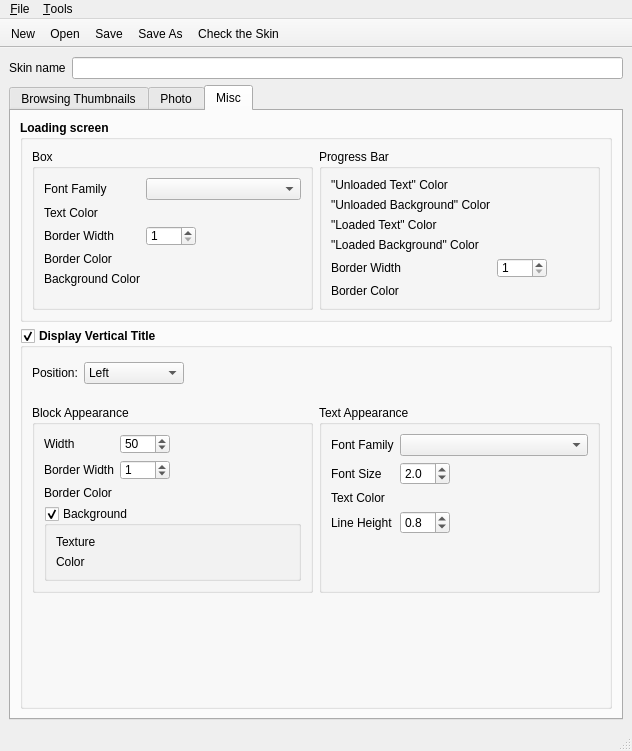
Above: src/ui/WinSkinDesigner.ui from Pixinn/ezwebgallery before the change. Below: the same form after it.
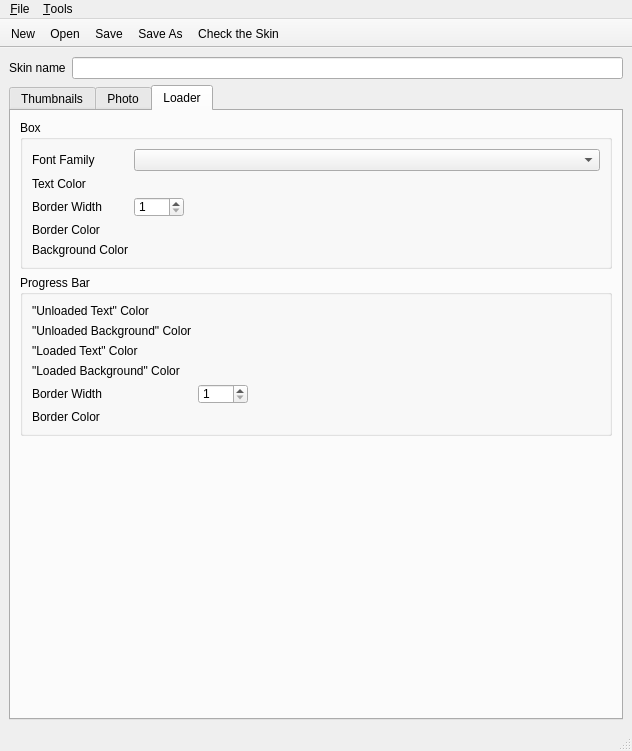
That is the form after the change. The open tabs and pages were chosen to show the change. Icons and pictures are not drawn. Custom widgets are drawn as their Qt base class.

Commit message: + Vertical mosaic

Patch:
```diff
--- a/src/ui/WinSkinDesigner.ui
+++ b/src/ui/WinSkinDesigner.ui
@@ -39,7 +39,7 @@
       </property>
       <widget class="QWidget" name="tab_Thumbnails">
        <attribute name="title">
-        <string>Browsing Thumbnails</string>
+        <string>Thumbnails</string>
        </attribute>
        <layout class="QVBoxLayout" name="verticalLayout_5">
         <item>
@@ -78,6 +78,112 @@
           </layout>
          </widget>
         </item>
+        <item>
+         <widget class="QGroupBox" name="groupBox_GalleryTitle">
+          <property name="font">
+           <font>
+            <weight>50</weight>
+            <bold>false</bold>
+           </font>
+          </property>
+          <property name="title">
+           <string>Gallery Title</string>
+          </property>
+          <layout class="QVBoxLayout" name="verticalLayout_8">
+           <item>
+            <layout class="QFormLayout" name="formLayout_4">
+             <property name="fieldGrowthPolicy">
+              <enum>QFormLayout::AllNonFixedFieldsGrow</enum>
+             </property>
+             <item row="0" column="0">
+              <widget class="QLabel" name="label_VTitle_FontFamily">
+               <property name="text">
+                <string>Font Family</string>
+               </property>
+              </widget>
+             </item>
+             <item row="0" column="1">
+              <widget class="QComboBox" name="comboBox_VTitleText_FontFamily"/>
+             </item>
+             <item row="1" column="0">
+              <widget class="QLabel" name="label_VTitle_FontSize">
+               <property name="text">
+                <string>Font Size</string>
+               </property>
+              </widget>
+             </item>
+             <item row="1" column="1">
+              <widget class="QDoubleSpinBox" name="doubleSpinBox_VTitle_FontSize">
+               <property name="maximumSize">
+                <size>
+                 <width>50</width>
+                 <height>16777215</height>
+                </size>
+               </property>
+               <property name="decimals">
+                <number>1</number>
+               </property>
+               <property name="minimum">
+                <double>0.500000000000000</double>
+               </property>
+               <property name="maximum">
+                <double>5.000000000000000</double>
+               </property>
+               <property name="singleStep">
+                <double>0.100000000000000</double>
+               </property>
+               <property name="value">
+                <double>2.000000000000000</double>
+               </property>
+              </widget>
+             </item>
+             <item row="2" column="0">
+              <widget class="QLabel" name="label_VTitle_TextColor">
+               <property name="text">
+                <string>Text Color</string>
+               </property>
+              </widget>
+             </item>
+             <item row="2" column="1">
+              <widget class="CColorPicker" name="cColorPicker_VTitleText_TextColor"/>
+             </item>
+             <item row="3" column="0">
+              <widget class="QLabel" name="label_VTitle_Alignment">
+               <property name="text">
+                <string>Alignment</string>
+               </property>
+              </widget>
+             </item>
+             <item row="3" column="1">
+              <widget class="QComboBox" name="comboBox_VTitleText_Alignment">
+               <property name="currentIndex">
+                <number>0</number>
+               </property>
+               <property name="maxVisibleItems">
+                <number>3</number>
+               </property>
+               <item>
+                <property name="text">
+                 <string>left</string>
+                </property>
+               </item>
+               <item>
+                <property name="text">
+                 <string>center</string>
+                </property>
+               </item>
+               <item>
+                <property name="text">
+                 <string>right</string>
+                </property>
+               </item>
+              </widget>
+             </item>
+            </layout>
+           </item>
+          </layout>
+         </widget>
+        </item>
         <item>
          <layout class="QHBoxLayout" name="horizontalLayout_8">
           <item>
@@ -995,22 +1101,10 @@
       </widget>
       <widget class="QWidget" name="tab_Misc">
        <attribute name="title">
-        <string>Misc</string>
+        <string>Loader</string>
        </attribute>
        <layout class="QVBoxLayout" name="verticalLayout_4">
         <item>
-         <widget class="QGroupBox" name="groupBox_LoadingBar">
-          <property name="font">
-           <font>
-            <weight>75</weight>
-            <bold>true</bold>
-           </font>
-          </property>
-          <property name="title">
-           <string>Loading screen</string>
-          </property>
-          <layout class="QHBoxLayout" name="horizontalLayout_2">
-           <item>
             <widget class="QGroupBox" name="groupBox_Box">
              <property name="font">
               <font>
@@ -1196,304 +1290,6 @@
              </layout>
             </widget>
            </item>
-          </layout>
-         </widget>
-        </item>
-        <item>
-         <widget class="QGroupBox" name="groupBox_VTitle">
-          <property name="font">
-           <font>
-            <weight>75</weight>
-            <bold>true</bold>
-           </font>
-          </property>
-          <property name="title">
-           <string>Display Vertical Title</string>
-          </property>
-          <property name="checkable">
-           <bool>true</bool>
-          </property>
-          <layout class="QVBoxLayout" name="verticalLayout_9">
-           <item>
-            <layout class="QFormLayout" name="formLayout_5">
-             <property name="fieldGrowthPolicy">
-              <enum>QFormLayout::AllNonFixedFieldsGrow</enum>
-             </property>
-             <property name="topMargin">
-              <number>5</number>
-             </property>
-             <property name="bottomMargin">
-              <number>15</number>
-             </property>
-             <item row="1" column="0">
-              <widget class="QLabel" name="label_VTitle_Position">
-               <property name="font">
-                <font>
-                 <weight>50</weight>
-                 <bold>false</bold>
-                </font>
-               </property>
-               <property name="text">
-                <string>Position:</string>
-               </property>
-              </widget>
-             </item>
-             <item row="1" column="1">
-              <widget class="QComboBox" name="comboBox_VTitle_Position">
-               <property name="maximumSize">
-                <size>
-                 <width>100</width>
-                 <height>16777215</height>
-                </size>
-               </property>
-               <property name="font">
-                <font>
-                 <weight>50</weight>
-                 <bold>false</bold>
-                </font>
-               </property>
-               <item>
-                <property name="text">
-                 <string>Left</string>
-                </property>
-               </item>
-              </widget>
-             </item>
-            </layout>
-           </item>
-           <item>
-            <layout class="QHBoxLayout" name="horizontalLayout">
-             <item>
-              <widget class="QGroupBox" name="groupBox_VTitleBloc_Appeareance">
-               <property name="font">
-                <font>
-                 <weight>50</weight>
-                 <bold>false</bold>
-                </font>
-               </property>
-               <property name="title">
-                <string>Block Appearance</string>
-               </property>
-               <layout class="QVBoxLayout" name="verticalLayout_6">
-                <item>
-                 <layout class="QFormLayout" name="formLayout">
-                  <property name="fieldGrowthPolicy">
-                   <enum>QFormLayout::AllNonFixedFieldsGrow</enum>
-                  </property>
-                  <item row="0" column="0">
-                   <widget class="QLabel" name="label_VTitle_Width">
-                    <property name="text">
-                     <string>Width</string>
-                    </property>
-                   </widget>
-                  </item>
-                  <item row="0" column="1">
-                   <widget class="QSpinBox" name="spinBox_VTitleBlock_Width">
-                    <property name="maximumSize">
-                     <size>
-                      <width>50</width>
-                      <height>20</height>
-                     </size>
-                    </property>
-                    <property name="minimum">
-                     <number>20</number>
-                    </property>
-                    <property name="maximum">
-                     <number>499</number>
-                    </property>
-                    <property name="value">
-                     <number>50</number>
-                    </property>
-                   </widget>
-                  </item>
-                  <item row="1" column="0">
-                   <widget class="QLabel" name="label_VTitle_BorderWidth">
-                    <property name="text">
-                     <string>Border Width</string>
-                    </property>
-                   </widget>
-                  </item>
-                  <item row="1" column="1">
-                   <widget class="QSpinBox" name="spinBox_VTitleBlock_BorderWidth">
-                    <property name="maximumSize">
-                     <size>
-                      <width>50</width>
-                      <height>20</height>
-                     </size>
-                    </property>
-                    <property name="minimum">
-                     <number>0</number>
-                    </property>
-                    <property name="maximum">
-                     <number>9</number>
-                    </property>
-                    <property name="value">
-                     <number>1</number>
-                    </property>
-                   </widget>
-                  </item>
-                  <item row="2" column="0">
-                   <widget class="QLabel" name="label_VTitle_BorderColor">
-                    <property name="text">
-                     <string>Border Color</string>
-                    </property>
-                   </widget>
-                  </item>
-                  <item row="2" column="1">
-                   <widget class="CColorPicker" name="cColorPicker_VTitleBlock_BorderColor"/>
-                  </item>
-                 </layout>
-                </item>
-                <item>
-                 <widget class="QGroupBox" name="groupBox_VTitleBlock_Background">
-                  <property name="title">
-                   <string>Background</string>
-                  </property>
-                  <property name="checkable">
-                   <bool>true</bool>
-                  </property>
-                  <layout class="QHBoxLayout" name="horizontalLayout_7">
-                   <item>
-                    <layout class="QFormLayout" name="formLayout_8">
-                     <property name="fieldGrowthPolicy">
-                      <enum>QFormLayout::AllNonFixedFieldsGrow</enum>
-                     </property>
-                     <item row="0" column="0">
-                      <widget class="QLabel" name="label_VTitle_BackgroundTexture">
-                       <property name="text">
-                        <string>Texture</string>
-                       </property>
-                      </widget>
-                     </item>
-                     <item row="0" column="1">
-                      <widget class="CImagePicker" name="cImagePicker_VTitle_BackgroundTexture"/>
-                     </item>
-                     <item row="1" column="0">
-                      <widget class="QLabel" name="label_VTitle_BackgroundColor">
-                       <property name="text">
-                        <string>Color</string>
-                       </property>
-                      </widget>
-                     </item>
-                     <item row="1" column="1">
-                      <widget class="CColorPicker" name="cColorPicker_VTitle_BackgroundColor"/>
-                     </item>
-                    </layout>
-                   </item>
-                  </layout>
-                 </widget>
-                </item>
-               </layout>
-              </widget>
-             </item>
-             <item>
-              <widget class="QGroupBox" name="groupBox_VTitle_TextAppearance">
-               <property name="font">
-                <font>
-                 <weight>50</weight>
-                 <bold>false</bold>
-                </font>
-               </property>
-               <property name="title">
-                <string>Text Appearance</string>
-               </property>
-               <layout class="QVBoxLayout" name="verticalLayout_8">
-                <item>
-                 <layout class="QFormLayout" name="formLayout_4">
-                  <property name="fieldGrowthPolicy">
-                   <enum>QFormLayout::AllNonFixedFieldsGrow</enum>
-                  </property>
-                  <item row="2" column="0">
-                   <widget class="QLabel" name="label_VTitle_TextColor">
-                    <property name="text">
-                     <string>Text Color</string>
-                    </property>
-                   </widget>
-                  </item>
-                  <item row="2" column="1">
-                   <widget class="CColorPicker" name="cColorPicker_VTitleText_TextColor"/>
-                  </item>
-                  <item row="5" column="0">
-                   <widget class="QLabel" name="label_VTitle_LineHeight">
-                    <property name="text">
-                     <string>Line Height</string>
-                    </property>
-                   </widget>
-                  </item>
-                  <item row="5" column="1">
-                   <widget class="QDoubleSpinBox" name="doubleSpinBox_VTitle_LineHeight">
-                    <property name="maximumSize">
-                     <size>
-                      <width>50</width>
-                      <height>16777215</height>
-                     </size>
-                    </property>
-                    <property name="decimals">
-                     <number>1</number>
-                    </property>
-                    <property name="minimum">
-                     <double>0.500000000000000</double>
-                    </property>
-                    <property name="maximum">
-                     <double>3.000000000000000</double>
-                    </property>
-                    <property name="singleStep">
-                     <double>0.100000000000000</double>
-                    </property>
-                    <property name="value">
-                     <double>0.800000000000000</double>
-                    </property>
-                   </widget>
-                  </item>
-                  <item row="0" column="0">
-                   <widget class="QLabel" name="label_VTitle_FontFamily">
-                    <property name="text">
-                     <string>Font Family</string>
-                    </property>
-                   </widget>
-                  </item>
-                  <item row="1" column="0">
-                   <widget class="QLabel" name="label_VTitle_FontSize">
-                    <property name="text">
-                     <string>Font Size</string>
-                    </property>
-                   </widget>
-                  </item>
-                  <item row="0" column="1">
-                   <widget class="QComboBox" name="comboBox_VTitleText_FontFamily"/>
-                  </item>
-                  <item row="1" column="1">
-                   <widget class="QDoubleSpinBox" name="doubleSpinBox_VTitle_FontSize">
-                    <property name="maximumSize">
-                     <size>
-                      <width>50</width>
-                      <height>16777215</height>
-                     </size>
-                    </property>
-                    <property name="decimals">
-                     <number>1</number>
-                    </property>
-                    <property name="minimum">
-                     <double>0.500000000000000</double>
-                    </property>
-                    <property name="maximum">
-                     <double>5.000000000000000</double>
-                    </property>
-                    <property name="singleStep">
-                     <double>0.100000000000000</double>
-                    </property>
-                    <property name="value">
-                     <double>2.000000000000000</double>
-                    </property>
-                   </widget>
-                  </item>
-                 </layout>
-                </item>
-               </layout>
-              </widget>
-             </item>
-            </layout>
-           </item>
            <item>
             <spacer name="verticalSpacer">
              <property name="orientation">
@@ -1509,9 +1305,6 @@
            </item>
           </layout>
          </widget>
-        </item>
-       </layout>
-      </widget>
      </widget>
     </item>
    </layout>
```
Left out of the diff: 153 changed lines with no effect on the pictures. Lines whose indentation alone changed are shown as unchanged. The commit also changes 10 other files.
